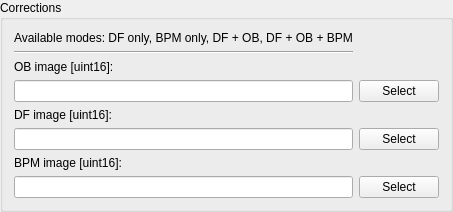
LabTelc/Zajex, file ui_elements/detector_corrections.ui: the form before one commit.
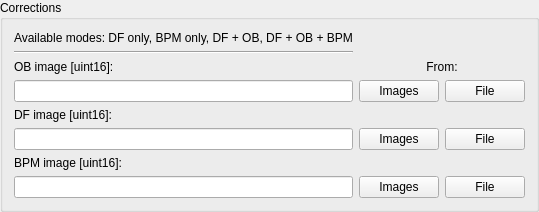
The form after the commit.

```diff
--- a/ui_elements/detector_corrections.ui
+++ b/ui_elements/detector_corrections.ui
@@ -4,9 +4,9 @@
   <widget class="QGroupBox" name="groupBox_3">
    <property name="geometry">
     <rect>
-     <x>10</x>
-     <y>40</y>
-     <width>411</width>
+    <x>0</x>
+    <y>0</y>
+    <width>484</width>
      <height>203</height>
     </rect>
    </property>
@@ -20,63 +20,6 @@
     <string>Corrections</string>
    </property>
    <layout class="QGridLayout" name="gridLayout_2">
-    <item row="4" column="0">
-     <widget class="QLabel" name="label_4">
-      <property name="text">
-       <string>OB image [uint16]:</string>
-      </property>
-      <property name="buddy">
-       <cstring>le_OBPath</cstring>
-      </property>
-     </widget>
-    </item>
-    <item row="10" column="0">
-     <widget class="QLabel" name="label_21">
-      <property name="text">
-       <string>BPM image [uint16]:</string>
-      </property>
-      <property name="buddy">
-       <cstring>le_BPMPath</cstring>
-      </property>
-     </widget>
-    </item>
-    <item row="12" column="2">
-     <widget class="QPushButton" name="pb_selectBPM">
-      <property name="text">
-       <string>Select</string>
-      </property>
-     </widget>
-    </item>
-    <item row="6" column="0">
-     <widget class="QLabel" name="label_20">
-      <property name="text">
-       <string>DF image [uint16]:</string>
-      </property>
-      <property name="buddy">
-       <cstring>le_DFPath</cstring>
-      </property>
-     </widget>
-    </item>
-    <item row="12" column="0">
-     <widget class="QLineEdit" name="le_BPMPath"/>
-    </item>
-    <item row="9" column="0">
-     <widget class="QLineEdit" name="le_DFPath"/>
-    </item>
-    <item row="5" column="2">
-     <widget class="QPushButton" name="pb_selectOB">
-      <property name="text">
-       <string>Select</string>
-      </property>
-     </widget>
-    </item>
-    <item row="9" column="2">
-     <widget class="QPushButton" name="pb_selectDF">
-      <property name="text">
-       <string>Select</string>
-      </property>
-     </widget>
-    </item>
     <item row="2" column="0">
      <widget class="QLabel" name="label_9">
       <property name="styleSheet">
@@ -95,7 +38,95 @@
      </widget>
     </item>
     <item row="5" column="0">
-     <widget class="QLineEdit" name="le_OBPath"/>
+    <widget class="QLineEdit" name="le_ob"/>
+   </item>
+   <item row="5" column="2">
+    <widget class="QPushButton" name="pb_file_ob">
+     <property name="text">
+      <string>File</string>
+     </property>
+    </widget>
+   </item>
+   <item row="9" column="2">
+    <widget class="QPushButton" name="pb_file_df">
+     <property name="text">
+      <string>File</string>
+     </property>
+    </widget>
+   </item>
+   <item row="9" column="0">
+    <widget class="QLineEdit" name="le_df"/>
+   </item>
+   <item row="12" column="0">
+    <widget class="QLineEdit" name="le_bpm"/>
+   </item>
+   <item row="10" column="0">
+    <widget class="QLabel" name="label_21">
+     <property name="text">
+      <string>BPM image [uint16]:</string>
+     </property>
+     <property name="buddy">
+      <cstring>le_bpm</cstring>
+     </property>
+    </widget>
+   </item>
+   <item row="6" column="0">
+    <widget class="QLabel" name="label_20">
+     <property name="text">
+      <string>DF image [uint16]:</string>
+     </property>
+     <property name="buddy">
+      <cstring>le_df</cstring>
+     </property>
+    </widget>
+   </item>
+   <item row="4" column="0">
+    <widget class="QLabel" name="label_4">
+     <property name="text">
+      <string>OB image [uint16]:</string>
+     </property>
+     <property name="buddy">
+      <cstring>le_ob</cstring>
+     </property>
+    </widget>
+   </item>
+   <item row="12" column="2">
+    <widget class="QPushButton" name="pb_file_bpm">
+     <property name="text">
+      <string>File</string>
+     </property>
+    </widget>
+   </item>
+   <item row="9" column="1">
+    <widget class="QPushButton" name="pb_img_df">
+     <property name="text">
+      <string>Images</string>
+     </property>
+    </widget>
+   </item>
+   <item row="5" column="1">
+    <widget class="QPushButton" name="pb_img_ob">
+     <property name="text">
+      <string>Images</string>
+     </property>
+    </widget>
+   </item>
+   <item row="12" column="1">
+    <widget class="QPushButton" name="pb_img_bpm">
+     <property name="text">
+      <string>Images</string>
+     </property>
+    </widget>
+   </item>
+   <item row="4" column="1" colspan="2">
+    <widget class="QLabel" name="label">
+     <property name="text">
+      <string>From:</string>
+     </property>
+     <property name="alignment">
+      <set>Qt::AlignCenter</set>
+     </property>
+    </widget>
     </item>
    </layout>
   </widget>
```
Left out of the diff: 2 changed lines with no effect on the pictures. Lines whose indentation alone changed are shown as unchanged.
